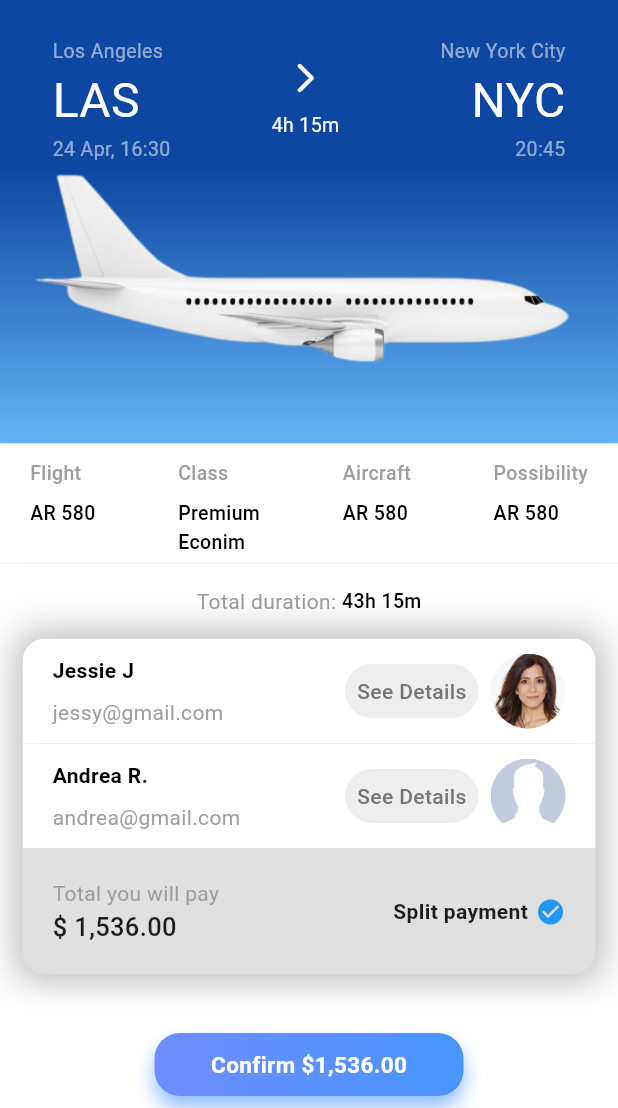
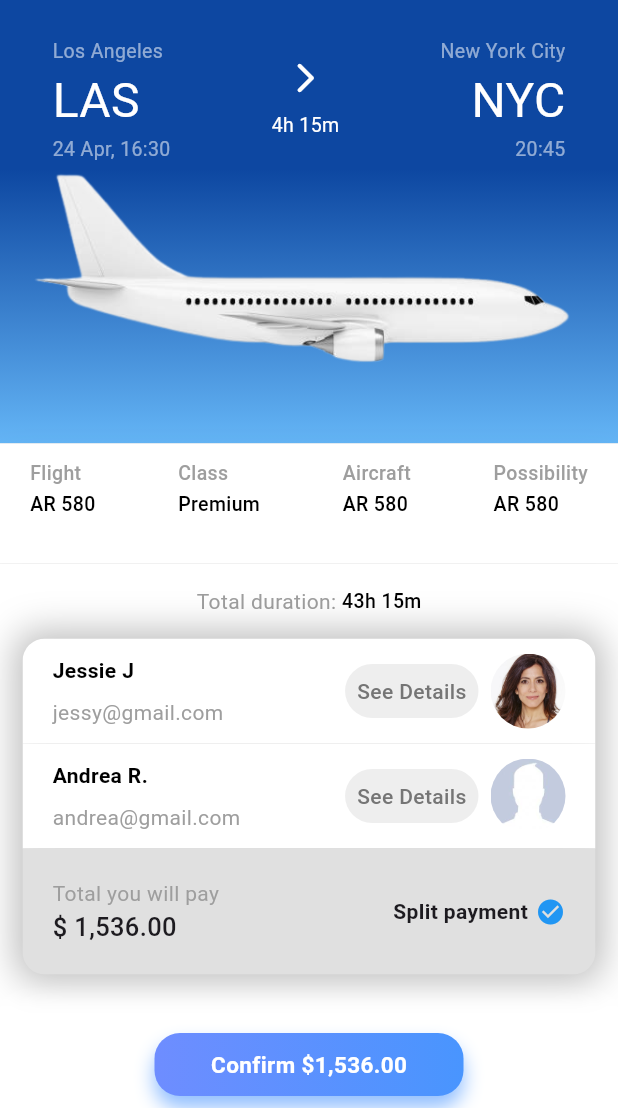
Before and after one commit to optiflowx/animated_flight_booking_app, a Flutter app: the screen it shows after launch, on a phone screen of 412 x 824 dp, the part 128-1236 px from its top. Run offline on Flutter 3.47's test engine with Material 3 defaults, Android fonts, the phone set to English and light mode, and no system bars; our stand-ins replace flutter_riverpod, flutter_vector_icons; Roboto replaces fonts that are missing (Helvetica Neue).

Commit message:
--update

```diff
--- a/lib/components/flight_info_tile.dart
+++ b/lib/components/flight_info_tile.dart
@@ -19,7 +19,7 @@ class FlightInfoTile extends StatelessWidget {
           style: const TextStyle(
               color: Colors.grey, fontSize: 13, fontWeight: FontWeight.w500),
         ),
-        const SizedBox(height: 8),
+        const SizedBox(height: 2),
         Text(
           info,
           style: const TextStyle(
--- a/lib/main.dart
+++ b/lib/main.dart
@@ -38,6 +38,7 @@ class _MyAppState extends State<MyApp> {
   Widget build(BuildContext context) {
     return MaterialApp(
       title: 'Flight Booking App',
+      debugShowCheckedModeBanner: false,
       theme: ThemeData(
         fontFamily: 'Helvetica Neue',
       ),
--- a/lib/screens/Home/flight_attendants_view.dart
+++ b/lib/screens/Home/flight_attendants_view.dart
@@ -43,12 +43,12 @@ class FlightAttendantsView extends StatelessWidget {
     return Container(
       color: Colors.grey.shade300,
       padding: const EdgeInsets.all(20),
-      child: Row(
+      child:const  Row(
         mainAxisAlignment: MainAxisAlignment.spaceBetween,
         children: [
           Column(
             crossAxisAlignment: CrossAxisAlignment.start,
-            children: const [
+            children:  [
               Text(
                 'Total you will pay',
                 style: TextStyle(
@@ -65,7 +65,7 @@ class FlightAttendantsView extends StatelessWidget {
           Center(
             child: Row(
               mainAxisSize: MainAxisSize.min,
-              children: const [
+              children: [
                 Text('Split payment',
                     style: TextStyle(fontWeight: FontWeight.w600)),
                 SizedBox(width: 5),
--- a/lib/screens/Home/flight_more_info.dart
+++ b/lib/screens/Home/flight_more_info.dart
@@ -45,16 +45,16 @@ class FlightMoreInfo extends StatelessWidget {
   }
 
   Widget MoreInfoRow() {
-    return Row(
+    return const Row(
       mainAxisAlignment: MainAxisAlignment.spaceBetween,
-      children: const [
+      children: [
         FlightInfoTile(
           title: 'Flight',
           info: 'AR 580',
         ),
         FlightInfoTile(
           title: 'Class',
-          info: 'Premium\nEconim',
+          info: 'Premium',
         ),
         FlightInfoTile(
           title: 'Aircraft',
--- a/lib/screens/Home/home_screen.dart
+++ b/lib/screens/Home/home_screen.dart
@@ -49,10 +49,10 @@ class _HomeScreenState extends State<HomeScreen> {
                         ),
                         //SELECT PAYMENT METHOD AND THE FLIGHT DETAILS
                         const TopViewsWrapper(child: FlightMoreInfo()),
-                        Expanded(
+                        const Expanded(
                           flex: 5,
                           child: Stack(
-                            children: const [
+                            children: [
                               FlightAttendantsContentViewWrapper(
                                 child: FlightAttendantsContentView(),
                               ),
--- a/lib/screens/Home/main_bottom_content_view.dart
+++ b/lib/screens/Home/main_bottom_content_view.dart
@@ -25,9 +25,9 @@ class _FlightAttendantsContentViewState
               children: [
                 Container(
                   padding: const EdgeInsets.all(15),
-                  child: Row(
+                  child: const Row(
                     mainAxisAlignment: MainAxisAlignment.center,
-                    children: const [
+                    children: [
                       Text(
                         'Total duration: ',
                         style: TextStyle(
--- a/lib/screens/Home/main_top_content_view.dart
+++ b/lib/screens/Home/main_top_content_view.dart
@@ -43,17 +43,17 @@ class _MainTopContentViewState extends ConsumerState<MainTopContentView> {
             height: 35,
           ),
           const SizedBox(height: 25),
-          Row(
+          const Row(
             mainAxisAlignment: MainAxisAlignment.spaceBetween,
             children: [
-              const TravelCityWidget(
+               TravelCityWidget(
                 alignment: CrossAxisAlignment.start,
                 city: 'Los Angeles',
                 cityAbbr: 'LAS',
                 date: '24 Apr, 16:30',
               ),
               Column(
-                children: const [
+                children:  [
                   Icon(Icons.arrow_forward_ios_rounded,
                       color: Colors.white, size: 24),
                   SizedBox(height: 10),
@@ -63,7 +63,7 @@ class _MainTopContentViewState extends ConsumerState<MainTopContentView> {
                   )
                 ],
               ),
-              const TravelCityWidget(
+               TravelCityWidget(
                 alignment: CrossAxisAlignment.end,
                 city: 'New York City',
                 cityAbbr: 'NYC',
```
Also changed, not shown: lib/screens/BookingConfirmationScreen/booking_confirmation_screen.dart (+5 -5 lines), lib/screens/BookingConfirmationScreen/flight_header_travel_view.dart (+4 -4 lines), pubspec.lock.
